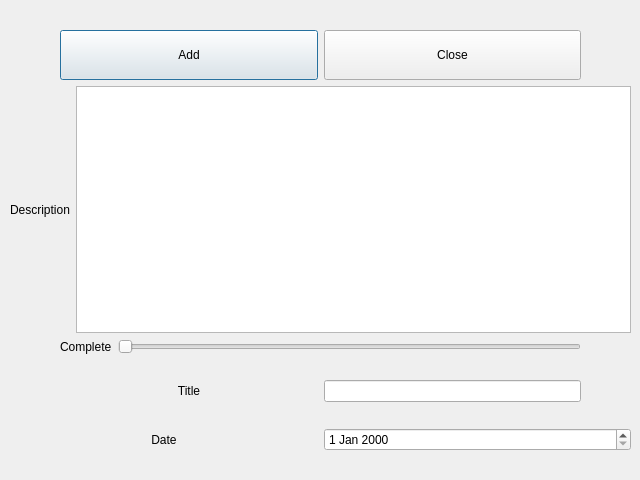
Above: addedit.ui from UkuleleV2/Qt-ToDoList before the change. Below: the same form after it.
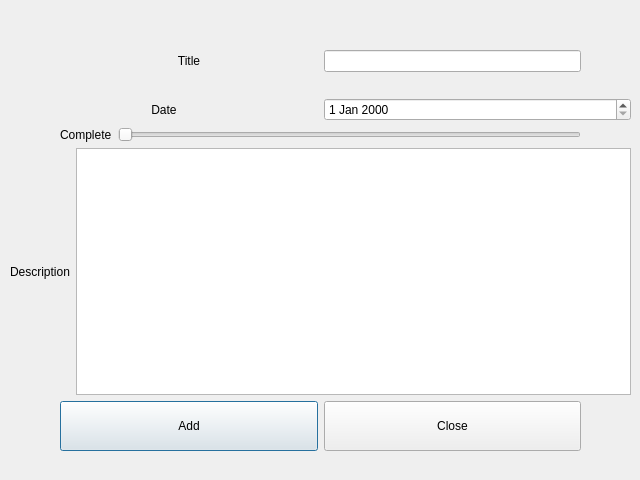
That is the form after the change.

```diff
--- a/addedit.ui
+++ b/addedit.ui
@@ -22,88 +22,7 @@
      <height>421</height>
     </rect>
    </property>
-   <layout class="QVBoxLayout" name="verticalLayout">
-    <item>
-     <layout class="QHBoxLayout" name="horizontalLayout">
-      <property name="leftMargin">
-       <number>50</number>
-      </property>
-      <property name="rightMargin">
-       <number>50</number>
-      </property>
-      <item>
-       <widget class="QPushButton" name="pushButton">
-        <property name="minimumSize">
-         <size>
-          <width>50</width>
-          <height>50</height>
-         </size>
-        </property>
-        <property name="text">
-         <string>Add</string>
-        </property>
-       </widget>
-      </item>
-      <item>
-       <widget class="QPushButton" name="pushButton_2">
-        <property name="minimumSize">
-         <size>
-          <width>50</width>
-          <height>50</height>
-         </size>
-        </property>
-        <property name="text">
-         <string>Close</string>
-        </property>
-       </widget>
-      </item>
-     </layout>
-    </item>
-    <item>
-     <layout class="QHBoxLayout" name="horizontalLayout_3">
-      <item>
-       <widget class="QLabel" name="label_4">
-        <property name="text">
-         <string>Description</string>
-        </property>
-       </widget>
-      </item>
-      <item>
-       <widget class="QTextEdit" name="description">
-        <property name="sizePolicy">
-         <sizepolicy hsizetype="Expanding" vsizetype="Minimum">
-          <horstretch>0</horstretch>
-          <verstretch>0</verstretch>
-         </sizepolicy>
-        </property>
-       </widget>
-      </item>
-     </layout>
-    </item>
-    <item>
-     <layout class="QHBoxLayout" name="horizontalLayout_4">
-      <property name="leftMargin">
-       <number>50</number>
-      </property>
-      <property name="rightMargin">
-       <number>50</number>
-      </property>
-      <item>
-       <widget class="QLabel" name="label_2">
-        <property name="text">
-         <string>Complete</string>
-        </property>
-       </widget>
-      </item>
-      <item>
-       <widget class="QSlider" name="slider">
-        <property name="orientation">
-         <enum>Qt::Horizontal</enum>
-        </property>
-       </widget>
-      </item>
-     </layout>
-    </item>
+   <layout class="QVBoxLayout" name="verticalLayout" stretch="0,0,0,0,0">
     <item>
      <layout class="QHBoxLayout" name="horizontalLayout_2">
       <property name="leftMargin">
@@ -157,6 +76,87 @@
       </item>
      </layout>
     </item>
+    <item>
+     <layout class="QHBoxLayout" name="horizontalLayout_4">
+      <property name="leftMargin">
+       <number>50</number>
+      </property>
+      <property name="rightMargin">
+       <number>50</number>
+      </property>
+      <item>
+       <widget class="QLabel" name="label_2">
+        <property name="text">
+         <string>Complete</string>
+        </property>
+       </widget>
+      </item>
+      <item>
+       <widget class="QSlider" name="slider">
+        <property name="orientation">
+         <enum>Qt::Horizontal</enum>
+        </property>
+       </widget>
+      </item>
+     </layout>
+    </item>
+    <item>
+     <layout class="QHBoxLayout" name="horizontalLayout_3">
+      <item>
+       <widget class="QLabel" name="label_4">
+        <property name="text">
+         <string>Description</string>
+        </property>
+       </widget>
+      </item>
+      <item>
+       <widget class="QTextEdit" name="description">
+        <property name="sizePolicy">
+         <sizepolicy hsizetype="Expanding" vsizetype="Minimum">
+          <horstretch>0</horstretch>
+          <verstretch>0</verstretch>
+         </sizepolicy>
+        </property>
+       </widget>
+      </item>
+     </layout>
+    </item>
+    <item>
+     <layout class="QHBoxLayout" name="horizontalLayout">
+      <property name="leftMargin">
+       <number>50</number>
+      </property>
+      <property name="rightMargin">
+       <number>50</number>
+      </property>
+      <item>
+       <widget class="QPushButton" name="pushButton">
+        <property name="minimumSize">
+         <size>
+          <width>50</width>
+          <height>50</height>
+         </size>
+        </property>
+        <property name="text">
+         <string>Add</string>
+        </property>
+       </widget>
+      </item>
+      <item>
+       <widget class="QPushButton" name="pushButton_2">
+        <property name="minimumSize">
+         <size>
+          <width>50</width>
+          <height>50</height>
+         </size>
+        </property>
+        <property name="text">
+         <string>Close</string>
+        </property>
+       </widget>
+      </item>
+     </layout>
+    </item>
    </layout>
   </widget>
  </widget>
```
